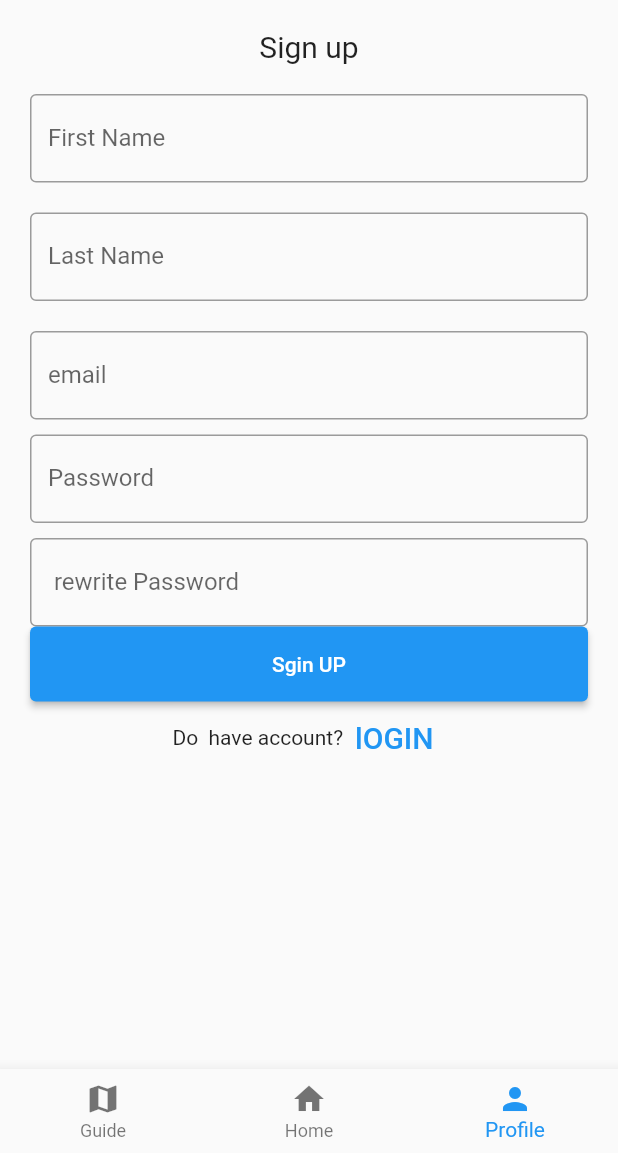
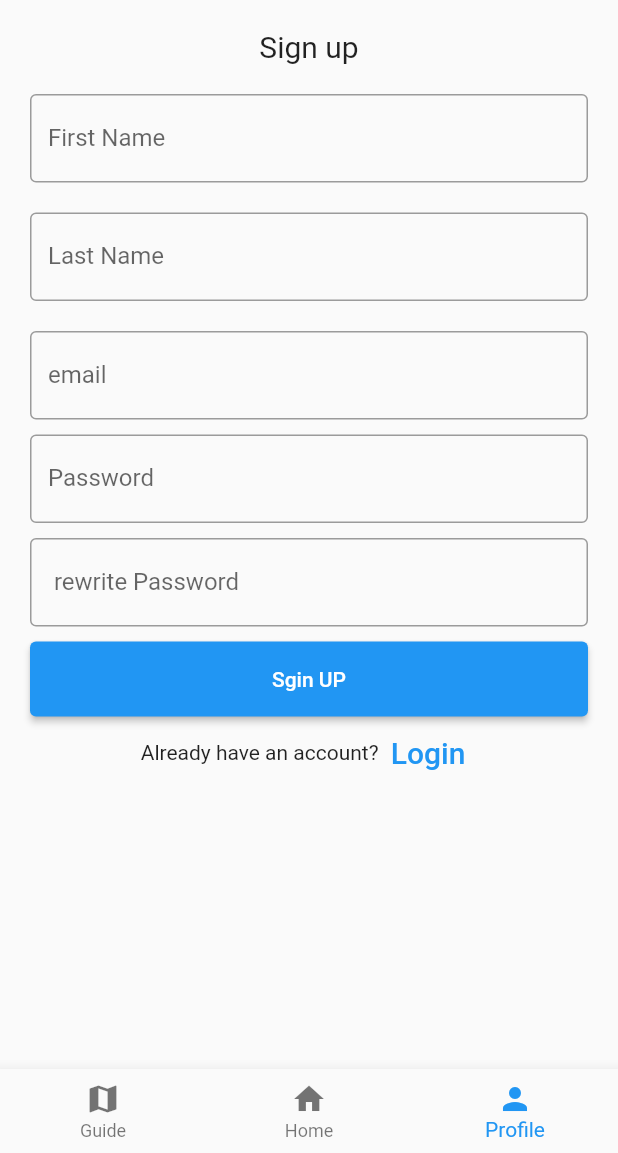
Before and after one commit to YousifT/Nomad_Application, a Flutter app: the screen it shows after launch, item 3 of the bottom bar chosen, on a phone screen of 412 x 824 dp, the part 83-1236 px from its top. Run offline on Flutter 3.47's test engine with Material 2 defaults, Android fonts, the phone set to English and light mode, and no system bars; our stand-ins replace carousel_slider.

Commit message:
NavBar Profile switches dynamically

```diff
--- a/nomad/lib/Pages/Sginup page.dart
+++ b/nomad/lib/Pages/Sginup page.dart
@@ -102,7 +102,7 @@ class _MyStatefulWidgetState extends State<MyStatefulWidget> {
               ),
             ),
             Container(
-              padding: const EdgeInsets.fromLTRB(10, 10, 10, 0),
+              padding: const EdgeInsets.fromLTRB(10, 10, 10, 10),
               child: TextField(
                 obscureText: true,
                 controller: passwordController2,
@@ -117,19 +117,19 @@ class _MyStatefulWidgetState extends State<MyStatefulWidget> {
                 padding: const EdgeInsets.fromLTRB(10, 0, 10, 0),
                 child: ElevatedButton(
                   child: const Text('Sgin UP'),
-                  onPressed: () {
-                    print(nameController.text);
-                    print(passwordController.text);
-                  },
+                  // Signup Button Press
+                  onPressed: () {},
                 )),
             Row(
               children: <Widget>[
-                const Text('Do  have account?'),
+                const Text('Already have an account?'),
                 TextButton(
                   child: const Text(
-                    'lOGIN',
+                    'Login',
                     style: TextStyle(fontSize: 20),
                   ),
+                  // Login button press
+                  // Switches screens to MyloginPage()
                   onPressed: () {
                     Navigator.push(
                         context,
--- a/nomad/lib/main.dart
+++ b/nomad/lib/main.dart
@@ -26,19 +26,29 @@ class MyApp extends StatelessWidget {
 class HomePage extends StatefulWidget {
   const HomePage({super.key});
 
+  // When a user logs in - Update the LoggedIn variable, and reinsitate the BottomNavigationBar with a different profile page
+  // Should work the same way with Sign out button if you pass "false" (not added yet).
+
+  // Current bug: BottomNavBar icon highlight isnt updated with this route update.
+  updateBottomNavBar(bool value, context) {
+    LoggedIn = value;
+    createState();
+    Navigator.push(
+        context, MaterialPageRoute(builder: (context) => const MyHomePage()));
+  }
+
   @override
   State<HomePage> createState() => _HomePageState();
 }
 
-var pages = [
+bool LoggedIn = false;
+var LoggedIn_Pages = [
   GuidePage(),
   MyHomePage(),
   ProfilePage(),
-  Mysginuppage(),
-  Myloginpage()
 ];
 
-var testerPages = [
+var GuestUser_Pages = [
   GuidePage(),
   MyHomePage(),
   Mysginuppage(),
@@ -46,14 +56,14 @@ var testerPages = [
 
 class _HomePageState extends State<HomePage> {
   int selectedPage = 1;
-  bool LoggedIn = false;
 
   @override
   Widget build(BuildContext context) {
+    if (LoggedIn == false) {
       return Scaffold(
         body: IndexedStack(
           index: selectedPage,
-        children: testerPages,
+          children: GuestUser_Pages,
         ),
         bottomNavigationBar: BottomNavigationBar(
             currentIndex: selectedPage,
@@ -66,8 +76,31 @@ class _HomePageState extends State<HomePage> {
             items: [
               BottomNavigationBarItem(icon: Icon(Icons.map), label: "Guide"),
               BottomNavigationBarItem(icon: Icon(Icons.home), label: "Home"),
-            BottomNavigationBarItem(icon: Icon(Icons.person), label: "Profile")
+              BottomNavigationBarItem(
+                  icon: Icon(Icons.person), label: "Profile")
+            ]),
+      );
+    } else {
+      return Scaffold(
+        body: IndexedStack(
+          index: selectedPage,
+          children: LoggedIn_Pages,
+        ),
+        bottomNavigationBar: BottomNavigationBar(
+            currentIndex: selectedPage,
+            onTap: (index) {
+              setState(() {
+                selectedPage = index;
+              });
+            },
+            type: BottomNavigationBarType.fixed,
+            items: [
+              BottomNavigationBarItem(icon: Icon(Icons.map), label: "Guide"),
+              BottomNavigationBarItem(icon: Icon(Icons.home), label: "Home"),
+              BottomNavigationBarItem(
+                  icon: Icon(Icons.person), label: "Profile")
             ]),
       );
     }
   }
+}
```
Also changed, not shown: nomad/lib/Pages/Login page.dart (+14 -3 lines). Lines whose indentation alone changed are shown as unchanged.
